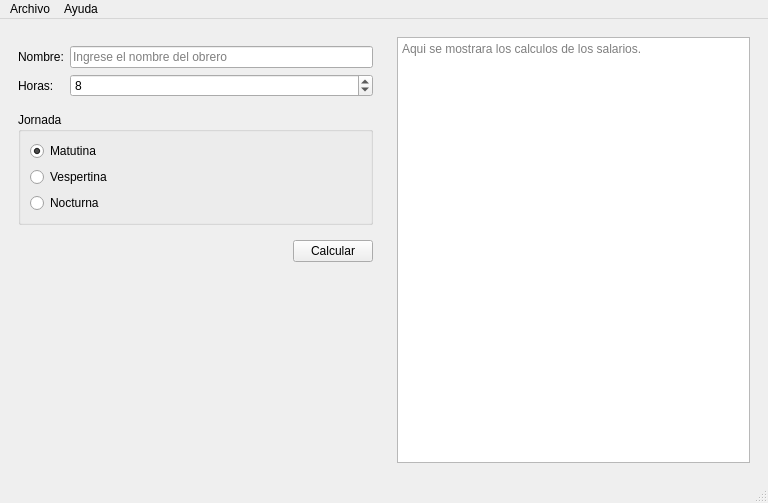
Qt form salarios.ui (Fernand567/P59-Qt-Salarios) before a commit.
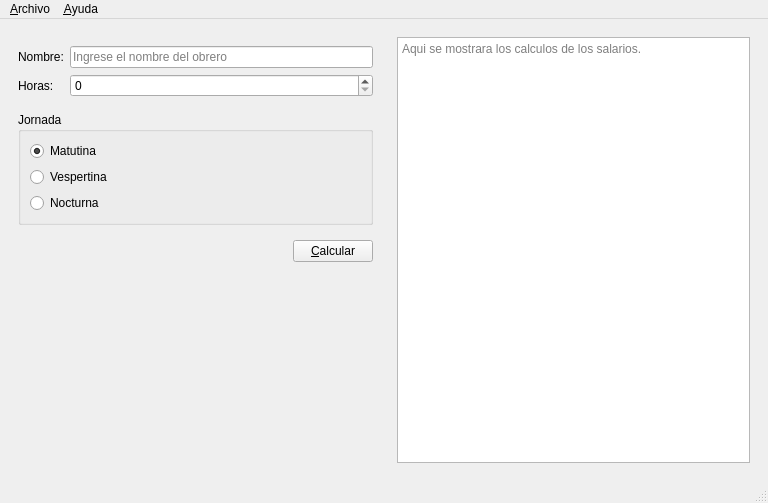
The same form after that commit.

Commit message: Calcular y guardar datos

The edit to the form file:
```diff
--- a/salarios.ui
+++ b/salarios.ui
@@ -69,7 +69,7 @@
              <number>2</number>
             </property>
             <property name="value">
-             <number>8</number>
+             <number>0</number>
             </property>
            </widget>
           </item>
@@ -131,7 +131,7 @@
           <item>
            <widget class="QPushButton" name="cmdCalcular">
             <property name="text">
-             <string>Calcular</string>
+             <string>&amp;Calcular</string>
             </property>
            </widget>
           </item>
@@ -183,7 +183,7 @@
    </property>
    <widget class="QMenu" name="menuArchivo">
     <property name="title">
-     <string>Archivo</string>
+     <string>&amp;Archivo</string>
     </property>
     <addaction name="actionNuevo"/>
     <addaction name="actionAbrir"/>
@@ -194,7 +194,7 @@
    </widget>
    <widget class="QMenu" name="menuAyuda">
     <property name="title">
-     <string>Ayuda</string>
+     <string>&amp;Ayuda</string>
     </property>
     <addaction name="actionAcerca_de_Salarios"/>
    </widget>
```
Left out of the diff: 27 changed lines with no effect on the pictures. The commit also changes 3 other files.
